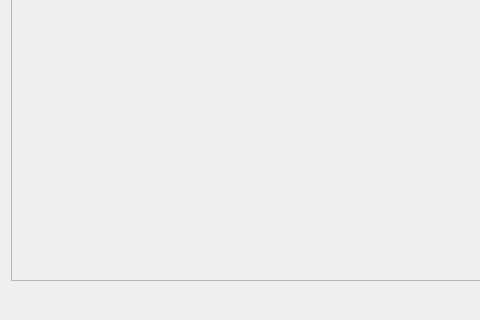
First picture: the form in forms/recordeditor.ui, repository anastasia-k-o/Management-System, before the edit; both pictures show x 0 to 480 and y 160 to 480 of the 640 by 480 pixel window.
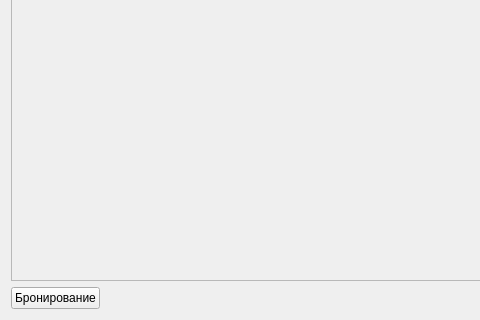
Second picture: the form after the edit.

```diff
--- a/forms/recordeditor.ui
+++ b/forms/recordeditor.ui
@@ -43,6 +43,13 @@
        <property name="sizeConstraint">
         <enum>QLayout::SetMinimumSize</enum>
        </property>
+       <item>
+        <widget class="QPushButton" name="bookButton">
+         <property name="text">
+          <string>Бронирование</string>
+         </property>
+        </widget>
+       </item>
        <item>
         <spacer name="horizontalSpacer">
          <property name="orientation">
```
Left out of the diff: 4 changed lines with no effect on the pictures.
